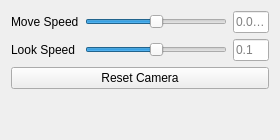
This is include/ui/plugins/interactor_toolbox.ui in VRGroupRWTH/pli_view as Qt 5 draws it before an edit. The edited form follows.
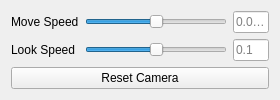
This is the edited form.

The edit to the form file:
```diff
--- a/include/ui/plugins/interactor_toolbox.ui
+++ b/include/ui/plugins/interactor_toolbox.ui
@@ -7,7 +7,7 @@
     <x>0</x>
     <y>0</y>
     <width>280</width>
-    <height>140</height>
+    <height>100</height>
    </rect>
   </property>
   <property name="windowTitle">
```
Left out of the diff: 2 changed lines with no effect on the pictures.
